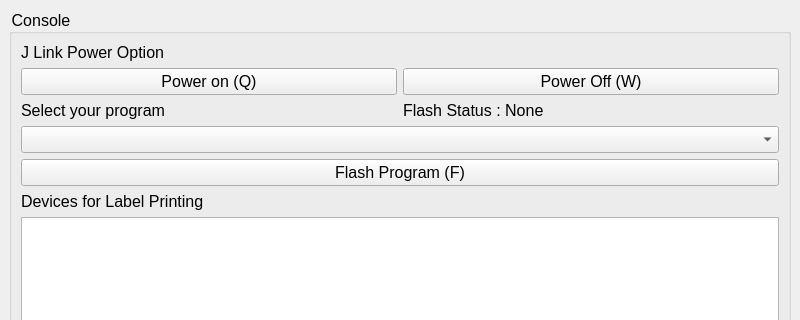
Qt form apps/label_generator/qt_ui/ui.ui (kilescg/sde-super-app) before a commit; both pictures show x 0 to 800 and y 0 to 320 of the 800 by 600 pixel window.
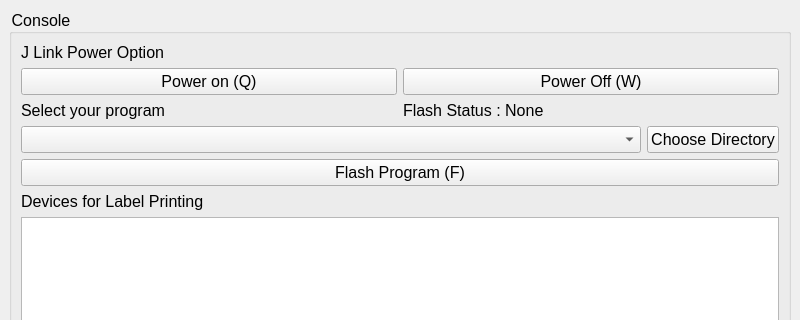
The same form after that commit.

Commit message: add choose directory feature

Patch:
```diff
--- a/apps/label_generator/qt_ui/ui.ui
+++ b/apps/label_generator/qt_ui/ui.ui
@@ -71,7 +71,24 @@
           </layout>
          </item>
          <item>
-          <widget class="QComboBox" name="programFileComboBox"/>
+          <layout class="QHBoxLayout" name="horizontalLayout_7">
+           <item>
+            <widget class="QComboBox" name="programFileComboBox"/>
+           </item>
+           <item>
+            <widget class="QPushButton" name="chooseDirectoryButton">
+             <property name="sizePolicy">
+              <sizepolicy hsizetype="Fixed" vsizetype="Fixed">
+               <horstretch>0</horstretch>
+               <verstretch>0</verstretch>
+              </sizepolicy>
+             </property>
+             <property name="text">
+              <string>Choose Directory</string>
+             </property>
+            </widget>
+           </item>
+          </layout>
          </item>
          <item>
           <widget class="QPushButton" name="flashButton">
```
The commit also changes 3 other files.
